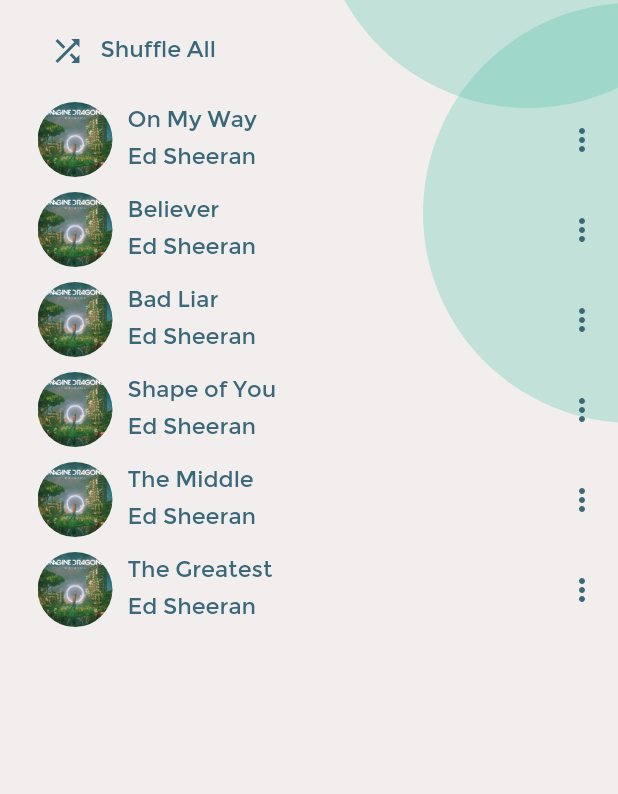
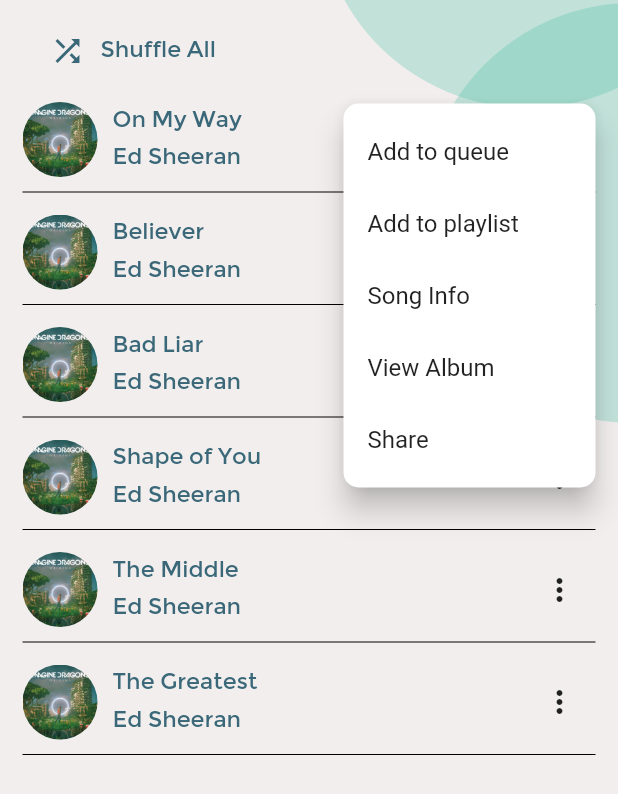
Before and after one commit to sreejagath/Melomaniac, a Flutter app: the screen it shows after launch, scrolled down 118 dp, after a tap on the "more vert" icon, on a phone screen of 412 x 824 dp. Shown: the top 794 px of the screen. Run offline on Flutter 3.47's test engine with Material 2 defaults, Android fonts, the phone set to English and light mode, and no system bars.

Commit message:
upto popup

```diff
--- a/lib/main.dart
+++ b/lib/main.dart
@@ -115,6 +115,11 @@ class Home extends StatefulWidget {
 }
 
 class _HomeState extends State<Home> {
+  Widget appBarTitle = new Text("Melomaniac",
+                    style: TextStyle(
+                      color: Color(0xFF3A6878),
+                      fontFamily: 'Khyay',));
+  Icon actionIcon = new Icon(Icons.search);
   @override
   Widget build(BuildContext context) {
     return Scaffold(
@@ -138,18 +143,40 @@ class _HomeState extends State<Home> {
                 AppBar(
                   backgroundColor: Colors.transparent,
                   elevation: 0,
-                  title: Text(
-                    'Melomaniac',
-                    style: TextStyle(
-                      color: Color(0xFF3A6878),
-                      fontFamily: 'Khyay',
-                    ),
-                  ),
+                  title: appBarTitle,
+                  // title: Text(
+                  //   appBarTitle
+                  //   ),
+                  // ),
                   actions: [
-                    Icon(
-                      Icons.search,
-                      color: Color(0XFF5F5D5D),
-                    ),
+                    new IconButton(
+                      icon: actionIcon,
+                      color: Colors.black,
+                      onPressed:(){
+                        setState(() {
+                          if (this.actionIcon.icon == Icons.search) {
+                            this.actionIcon = new Icon(Icons.close);
+                            this.appBarTitle = new TextField(
+                              style: new TextStyle(
+                                color: Colors.black,
+                              ),
+                              decoration: new InputDecoration(
+                                prefixIcon: new Icon(Icons.search, color: Colors.black),
+                                hintText: "Search...",
+                                hintStyle: new TextStyle(color: Colors.black),
+                              ),
+                            );
+                          } else {
+                            this.actionIcon = new Icon(Icons.search);
+                            this.appBarTitle = new Text("Melomaniac",
+                            style: TextStyle(
+                              color: Color(0xFF3A6878),
+                              fontFamily: 'Khyay',
+                            ));
+                          }
+                        });
+
+        } ,),
                     SizedBox(
                       width: 10.0,
                     ),
--- a/lib/tabs/tabsection.dart
+++ b/lib/tabs/tabsection.dart
@@ -37,10 +37,24 @@ class _Tabs extends State<Tabs> {
     'Romantic',
     'Workout',
     'Party',
-    'Malayalam Hits'
+    'Malayalam Hits',
+    'Hip Hop',
+    'ARR Hits',
+    'Bollywood Hits',
+    'Rock Hits',
   ];
 
-  List<String> playlistSongCount = ['109', '20', '120', '390', '1254'];
+  List<String> playlistSongCount = [
+    '109',
+    '20',
+    '120',
+    '390',
+    '1254',
+    '1254',
+    '1254',
+    '1254',
+    '1254'
+  ];
 
   @override
   Widget build(BuildContext context) {
@@ -104,26 +118,39 @@ class _Tabs extends State<Tabs> {
                     itemCount: playlists.length,
                     itemBuilder: (BuildContext context, int index) {
                       return Container(
+                        child: SingleChildScrollView(
+                          child: Padding(
+                            padding: const EdgeInsets.only(
+                                left: 20.0, right: 20.0, top: 10.0),
                             child: Column(
                               children: <Widget>[
                                 Container(
-                              padding: EdgeInsets.only(left: 10.0, right: 10.0),
-                              height: 100,
+                                  padding:
+                                      EdgeInsets.only(left: 10.0, right: 10.0),
+                                  height: 50,
                                   child: Row(
-                                mainAxisAlignment: MainAxisAlignment.spaceBetween,
+                                    mainAxisAlignment:
+                                        MainAxisAlignment.spaceBetween,
                                     children: <Widget>[
-                                  Container(
-                                    width: 80,
-                                    height: 80,
-                                    child: Image.asset(
-                                      'assets/images/image1.jpg',
-                                      fit: BoxFit.cover,
+                                      Icon(
+                                        Icons.music_note,
+                                        color: Color(0xFF3A6878),
+                                        size: 30,
                                       ),
-                                  ),
+                                      // Container(
+                                      //   width: 80,
+                                      //   height: 80,
+                                      //   child: Image.asset(
+                                      //     'assets/images/image1.jpg',
+                                      //     fit: BoxFit.cover,
+                                      //   ),
+                                      // ),
                                       SizedBox(
                                         width: 10,
                                       ),
-                                  Container(
+                                      Expanded(
+                                        flex: 2,
+                                        child: Container(
                                           // width:
                                           //     MediaQuery.of(context).size.width - 100,
                                           child: Column(
@@ -135,10 +162,13 @@ class _Tabs extends State<Tabs> {
                                                 child: Text(
                                                   playlists[index],
                                                   style: TextStyle(
-                                              fontSize: 20,
+                                                    fontSize: 18,
                                                     fontFamily: 'Khyay',
                                                   ),
                                                 ),
+                                              ),
+                                              SizedBox(
+                                                height: 5,
                                               ),
                                               Container(
                                                 child: Text(
@@ -152,7 +182,24 @@ class _Tabs extends State<Tabs> {
                                             ],
                                           ),
                                         ),
-                                  Icon(Icons.more_vert),
+                                      ),
+                                      Column(
+                                        mainAxisAlignment:
+                                            MainAxisAlignment.start,
+                                        children: [
+                                          PopupMenuButton(
+                                        shape: RoundedRectangleBorder(
+                                            borderRadius:
+                                                BorderRadius.circular(10.0)),
+                                          itemBuilder: (context) => [
+                                            PopupMenuItem(child: Text('Add to queue')),
+                                            PopupMenuItem(child: Text('Add to playlist')),
+                                            PopupMenuItem(child: Text('Song Info')),
+                                            PopupMenuItem(child: Text('View Album')),
+                                            PopupMenuItem(child: Text('Share')),
+                                          ])
+                                        ],
+                                      ),
                                     ],
                                   ),
                                 ),
@@ -160,6 +207,8 @@ class _Tabs extends State<Tabs> {
                                   color: Colors.black,
                                 ),
                               ],
+                            ),
+                          ),
                         ),
                       );
                     },
@@ -206,7 +255,12 @@ class _Tabs extends State<Tabs> {
                       itemCount: trackTitle.length,
                       itemBuilder: (BuildContext context, int index) {
                         return Padding(
-                          padding: const EdgeInsets.only(left: 25.0, top: 10.0),
+                          padding: const EdgeInsets.only(
+                              left: 15.0, top: 10, right: 15.0),
+                          child: SingleChildScrollView(
+                            child: Column(
+                              children: [
+                                Container(
                                   child: Row(
                                     mainAxisAlignment: MainAxisAlignment.start,
                                     children: [
@@ -217,8 +271,8 @@ class _Tabs extends State<Tabs> {
                                           shape: BoxShape.circle,
                                           image: DecorationImage(
                                             fit: BoxFit.fill,
-                                    image:
-                                        AssetImage('assets/images/image1.jpg'),
+                                            image: AssetImage(
+                                                'assets/images/image1.jpg'),
                                           ),
                                         ),
                                       ),
@@ -226,7 +280,8 @@ class _Tabs extends State<Tabs> {
                                         width: 10.0,
                                       ),
                                       Column(
-                                crossAxisAlignment: CrossAxisAlignment.start,
+                                        crossAxisAlignment:
+                                            CrossAxisAlignment.start,
                                         children: [
                                           Text(
                                             trackTitle[index],
@@ -250,14 +305,36 @@ class _Tabs extends State<Tabs> {
                                         ],
                                       ),
                                       Spacer(),
-                              IconButton(
-                                icon: Icon(
-                                  Icons.more_vert,
-                                  color: Color(0xFF3A6878),
+                                      PopupMenuButton(
+                                        shape: RoundedRectangleBorder(
+                                            borderRadius:
+                                                BorderRadius.circular(10.0)),
+                                          itemBuilder: (context) => [
+                                            PopupMenuItem(child: Text('Add to queue')),
+                                            PopupMenuItem(child: Text('Add to playlist')),
+                                            PopupMenuItem(child: Text('Song Info')),
+                                            PopupMenuItem(child: Text('View Album')),
+                                            PopupMenuItem(child: Text('Share')),
+                                          ])
+                                      // IconButton(
+                                      //   icon: Icon(
+                                      //     Icons.more_vert,
+                                      //     color: Color(0xFF3A6878),
+                                      //   ),
+                                      //   onPressed: () {},
+                                      // ),
+                                    ],
                                   ),
-                                onPressed: () {},
+                                ),
+                                SizedBox(
+                                  height: 5,
+                                ),
+                                Divider(
+                                  color: Colors.black,
+                                  height: 10,
                                 ),
                               ],
+                            ),
                           ),
                         );
                       },
--- a/pubspec.yaml
+++ b/pubspec.yaml
@@ -75,8 +75,10 @@ flutter:
   # example:
   fonts:
     - family: Khyay
+    #- family: Railway
       fonts:
         - asset: assets/fonts/Khyay-Regular.ttf
+        #- asset: assets/fonts/Railway-Regular.ttf
   #       - asset: fonts/Schyler-Italic.ttf
   #         style: italic
   #   - family: Trajan Pro
```
Also changed, not shown: assets/fonts/Raleway-Regular.ttf (added). Lines whose indentation alone changed are shown as unchanged.
